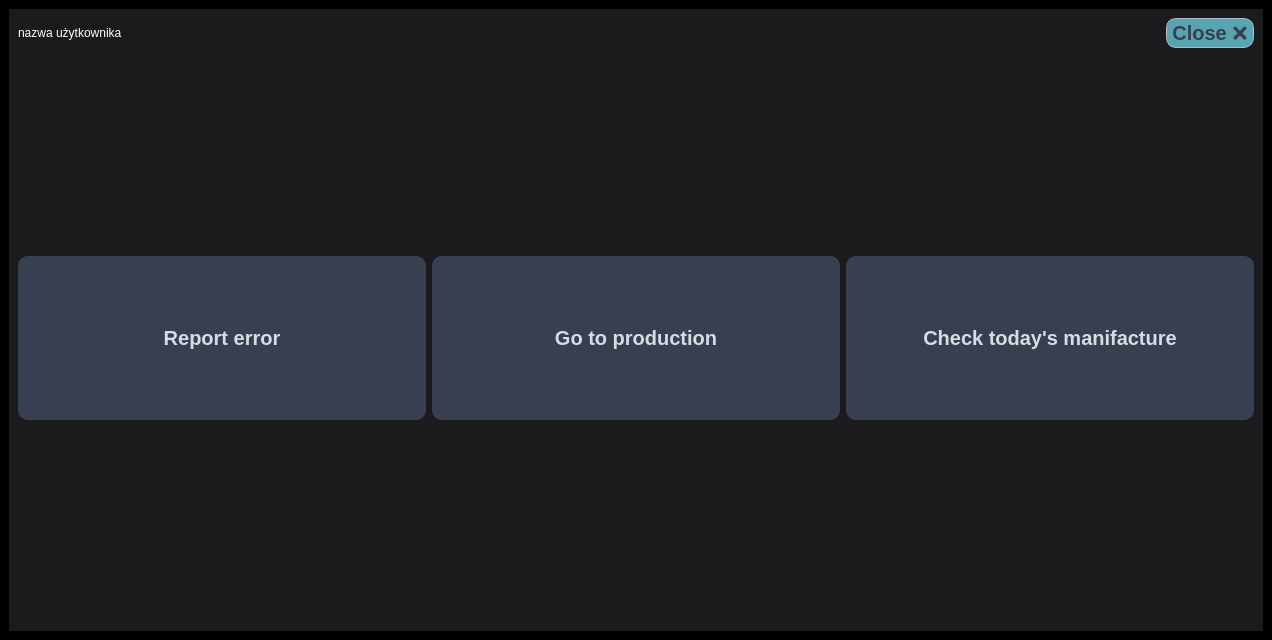
Old version of the form LinuxProject/mainwindow.ui in the repository Skalik2/LinuxAppCpp.
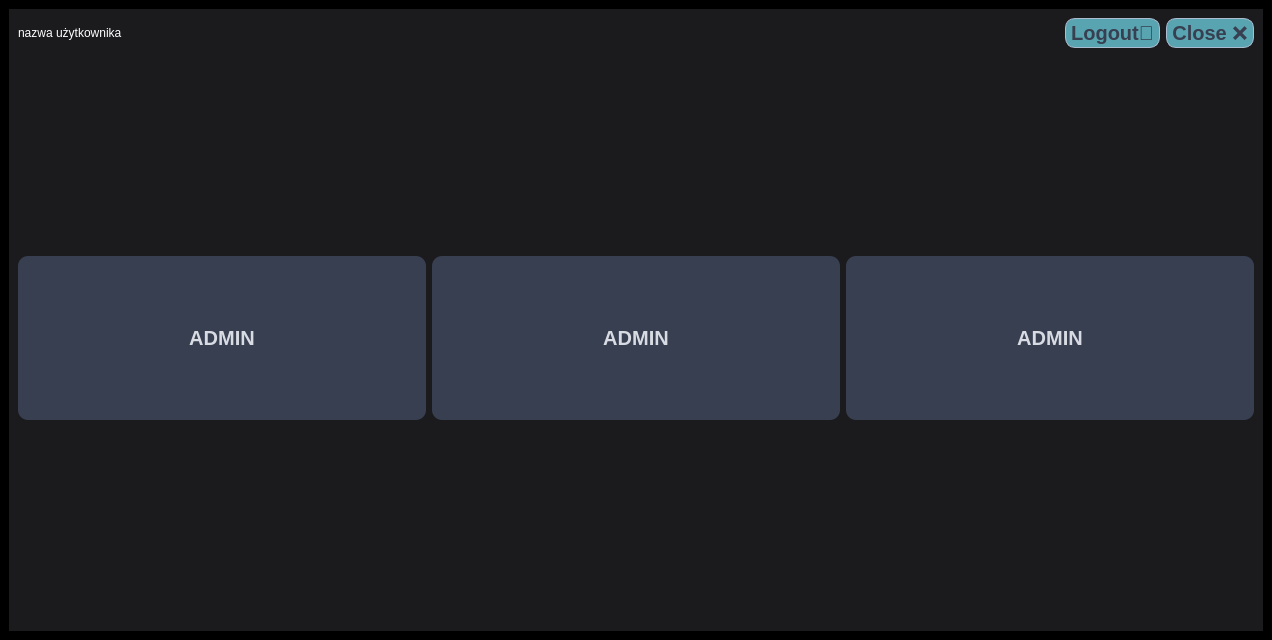
New version of the form.

Commit message: Add: admin page + logout buttons

The edit to the form file:
```diff
--- a/LinuxProject/mainwindow.ui
+++ b/LinuxProject/mainwindow.ui
@@ -54,7 +54,7 @@
 </string>
       </property>
       <property name="currentIndex">
-       <number>0</number>
+       <number>3</number>
       </property>
       <widget class="QWidget" name="mainPage">
        <property name="styleSheet">
@@ -1604,6 +1604,170 @@
         </property>
        </widget>
       </widget>
+      <widget class="QWidget" name="adminPage">
+       <property name="styleSheet">
+        <string notr="true">QPushButton{
+background-color: #373F51;
+color: #D8DBE2;
+border-radius: 10px;
+padding: 70px 7px;
+font: bold 20px;
+}</string>
+       </property>
+       <layout class="QHBoxLayout" name="horizontalLayout_17">
+        <item>
+         <layout class="QVBoxLayout" name="verticalLayout_6">
+          <item>
+           <layout class="QHBoxLayout" name="horizontalLayout_25">
+            <item>
+             <widget class="QLabel" name="labelUserName_2">
+              <property name="styleSheet">
+               <string notr="true">color: rgb(255, 255, 255);
+background-color: none;</string>
+              </property>
+              <property name="text">
+               <string>nazwa użytkownika</string>
+              </property>
+             </widget>
+            </item>
+            <item>
+             <spacer name="horizontalSpacer_16">
+              <property name="orientation">
+               <enum>Qt::Horizontal</enum>
+              </property>
+              <property name="sizeHint" stdset="0">
+               <size>
+                <width>40</width>
+                <height>20</height>
+               </size>
+              </property>
+             </spacer>
+            </item>
+            <item>
+             <widget class="QPushButton" name="pushButtonLogoutAdm">
+              <property name="font">
+               <font>
+                <pointsize>-1</pointsize>
+                <italic>false</italic>
+                <bold>true</bold>
+               </font>
+              </property>
+              <property name="cursor">
+               <cursorShape>PointingHandCursor</cursorShape>
+              </property>
+              <property name="mouseTracking">
+               <bool>true</bool>
+              </property>
+              <property name="styleSheet">
+               <string notr="true">QPushButton{
+	border: 1px solid #A9BCD0;
+	padding: 2px 5px;
+	background-color: #58A4B0;
+	color: #373F51;
+	border-radius: 10px;
+}
+QPushButton:hover{
+	background-color: rgb(255, 255, 255);
+	color: rgb(0, 0, 0);
+}
+</string>
+              </property>
+              <property name="text">
+               <string>Logout🔐</string>
+              </property>
+             </widget>
+            </item>
+            <item>
+             <widget class="QPushButton" name="pushButtonClose_2">
+              <property name="font">
+               <font>
+                <pointsize>-1</pointsize>
+                <italic>false</italic>
+                <bold>true</bold>
+               </font>
+              </property>
+              <property name="cursor">
+               <cursorShape>PointingHandCursor</cursorShape>
+              </property>
+              <property name="mouseTracking">
+               <bool>true</bool>
+              </property>
+              <property name="styleSheet">
+               <string notr="true">QPushButton{
+	border: 1px solid #A9BCD0;
+	padding: 2px 5px;
+	background-color: #58A4B0;
+	color: #373F51;
+	border-radius: 10px;
+}
+QPushButton:hover{
+	background-color: rgb(255, 255, 255);
+	color: rgb(0, 0, 0);
+}
+</string>
+              </property>
+              <property name="text">
+               <string>Close ❌</string>
+              </property>
+             </widget>
+            </item>
+           </layout>
+          </item>
+          <item>
+           <spacer name="verticalSpacer_11">
+            <property name="orientation">
+             <enum>Qt::Vertical</enum>
+            </property>
+            <property name="sizeHint" stdset="0">
+             <size>
+              <width>20</width>
+              <height>40</height>
+             </size>
+            </property>
+           </spacer>
+          </item>
+          <item>
+           <layout class="QHBoxLayout" name="horizontalLayout_24">
+            <item>
+             <widget class="QPushButton" name="pushButtonReport_2">
+              <property name="text">
+               <string>ADMIN</string>
+              </property>
+             </widget>
+            </item>
+            <item>
+             <widget class="QPushButton" name="pushButtonReport_4">
+              <property name="text">
+               <string>ADMIN</string>
+              </property>
+             </widget>
+            </item>
+            <item>
+             <widget class="QPushButton" name="pushButtonReport_3">
+              <property name="text">
+               <string>ADMIN</string>
+              </property>
+             </widget>
+            </item>
+           </layout>
+          </item>
+          <item>
+           <spacer name="verticalSpacer_10">
+            <property name="orientation">
+             <enum>Qt::Vertical</enum>
+            </property>
+            <property name="sizeHint" stdset="0">
+             <size>
+              <width>20</width>
+              <height>40</height>
+             </size>
+            </property>
+           </spacer>
+          </item>
+         </layout>
+        </item>
+       </layout>
+      </widget>
      </widget>
     </item>
    </layout>
```
Left out of the diff: 34 changed lines with no effect on the pictures.
